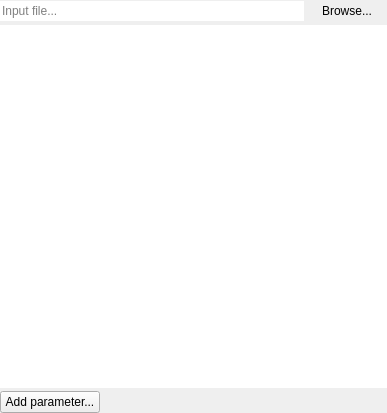
The window that DuFFMpeg/inputwidget.ui (RxLaboratory/DuME) describes before a commit, drawn with Qt 5.
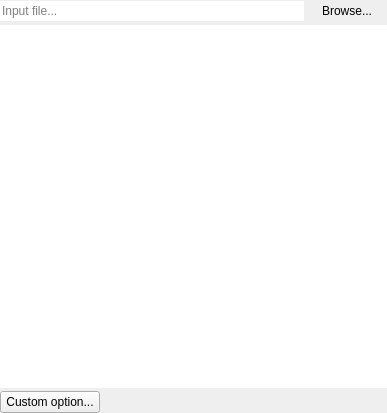
The same window after the commit.

Diff of the .ui file:
```diff
--- a/DuFFMpeg/inputwidget.ui
+++ b/DuFFMpeg/inputwidget.ui
@@ -125,7 +125,7 @@
             </size>
            </property>
            <property name="text">
-            <string>Add parameter...</string>
+            <string>Custom option...</string>
            </property>
           </widget>
          </item>
```
